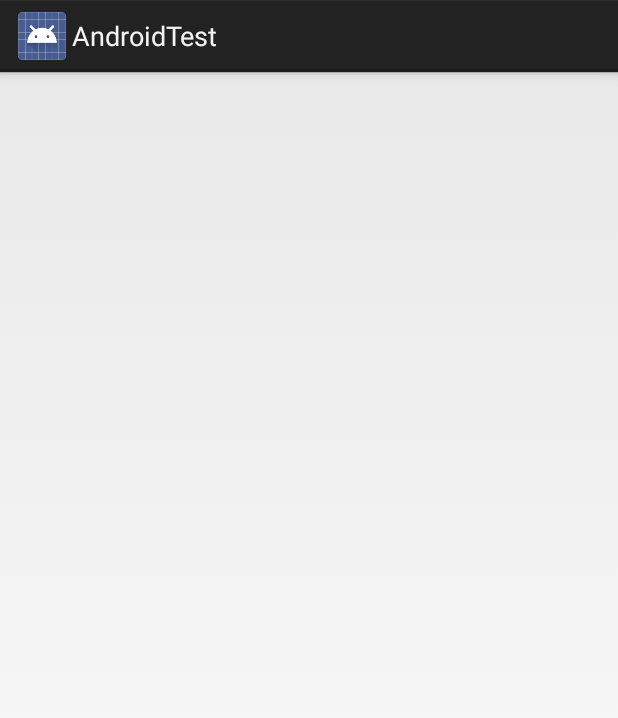
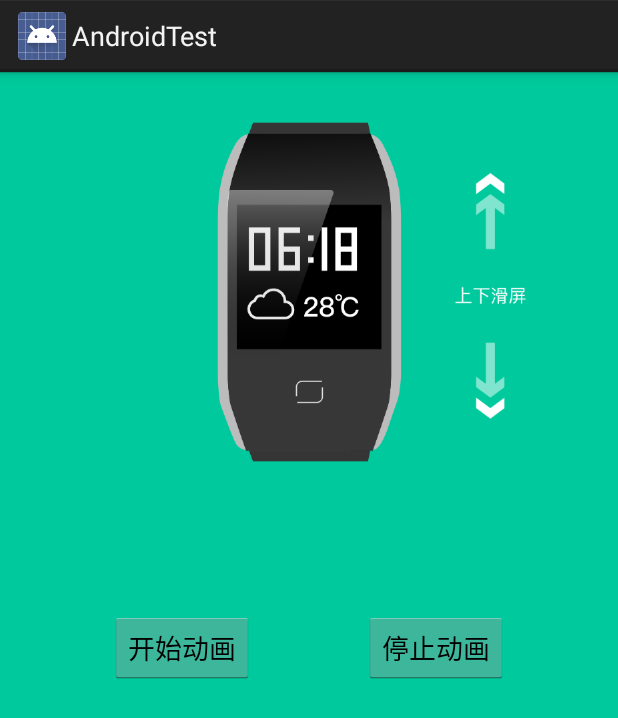
Before and after one commit to qiaolw/AndroidTest, an Android app: the QWTouchAty screen opened directly, with no data from a screen before it, on a phone screen of 412 x 824 dp. Shown: the top 718 px of the screen. Run offline under Robolectric (Android 15) with nearby library versions, the phone set to English and light mode, and no system bars; our stand-ins replace ButterKnife.

Commit message:
test frame anmim

```diff
--- a/app/src/main/java/com/ydzncd/androidtest/QWTouchAty.java
+++ b/app/src/main/java/com/ydzncd/androidtest/QWTouchAty.java
@@ -1,9 +1,15 @@
 package com.ydzncd.androidtest;
 
 import android.app.Activity;
+import android.graphics.drawable.AnimationDrawable;
 import android.os.Bundle;
 import android.util.Log;
 import android.view.MotionEvent;
+import android.widget.ImageView;
+
+import butterknife.BindView;
+import butterknife.ButterKnife;
+import butterknife.OnClick;
 
 /**
  * 参考博客
@@ -11,12 +17,17 @@ import android.view.MotionEvent;
  */
 
 public class QWTouchAty extends Activity {
-
+    @BindView(R.id.iv_FrameAnimation_01)
+    ImageView mFrameAnimIv;
+    private AnimationDrawable animationDrawable;
     @Override
     protected void onCreate(Bundle savedInstanceState) {
         super.onCreate(savedInstanceState);
         setContentView(R.layout.activity_qwtouch_aty);
 
+        ButterKnife.bind(this);
+
+        animationDrawable = (AnimationDrawable)mFrameAnimIv.getBackground();
     }
 
     @Override
@@ -24,4 +35,17 @@ public class QWTouchAty extends Activity {
         Log.e("qob", "dispatchTouchEvent " + ev.toString());
         return super.dispatchTouchEvent(ev);
     }
+
+    @OnClick(R.id.bt_start_anim)
+    public void onStartAnimClick(){
+        if (animationDrawable != null && !animationDrawable.isRunning()){
+            animationDrawable.start();
+        }
+    }
+    @OnClick(R.id.bt_stop_anim)
+    public void onStopAnimClick(){
+        if (animationDrawable != null && animationDrawable.isRunning()){
+            animationDrawable.stop();
+        }
+    }
 }
--- /dev/null
+++ b/app/src/main/res/drawable/frame_anim.xml
@@ -0,0 +1,22 @@
+<?xml version="1.0" encoding="utf-8"?>
+<animation-list xmlns:android="http://schemas.android.com/apk/res/android"
+    android:oneshot="false" >
+
+    <!-- animation-list 帧动画 -->
+    <!-- android:oneshot的值为 false代表播放多次，true代表只播放一次 -->
+    <!-- duration代表每张图片的播放时间 ,定义一个持续时间为50毫秒的动画帧 -->
+    <item
+        android:drawable="@mipmap/yd618_guide_01"
+        android:duration="500"/>
+    <item
+        android:drawable="@mipmap/yd618_guide_02"
+        android:duration="500"/>
+    <item
+        android:drawable="@mipmap/yd618_guide_03"
+        android:duration="500"/>
+    <item
+        android:drawable="@mipmap/yd618_guide_04"
+        android:duration="500"/>
+    <item
+        android:drawable="@mipmap/yd618_guide_05" android:duration="50"/>
+</animation-list>
--- a/app/src/main/res/layout/activity_qwtouch_aty.xml
+++ b/app/src/main/res/layout/activity_qwtouch_aty.xml
@@ -4,6 +4,33 @@
     xmlns:tools="http://schemas.android.com/tools"
     android:layout_width="match_parent"
     android:layout_height="match_parent"
+    android:background="@color/green_yd"
     tools:context=".QWTouchAty">
 
+    <ImageView
+        android:id="@+id/iv_FrameAnimation_01"
+        app:layout_constraintTop_toTopOf="parent"
+        app:layout_constraintLeft_toLeftOf="parent"
+        app:layout_constraintRight_toRightOf="parent"
+        android:background="@drawable/frame_anim"
+        android:layout_width="351dp"
+        android:layout_height="360dp" />
+
+    <Button
+        android:id="@+id/bt_start_anim"
+        app:layout_constraintTop_toBottomOf="@+id/iv_FrameAnimation_01"
+        app:layout_constraintLeft_toLeftOf="parent"
+        app:layout_constraintRight_toLeftOf="@+id/bt_stop_anim"
+        android:text="开始动画"
+        android:layout_width="wrap_content"
+        android:layout_height="wrap_content" />
+    <Button
+        android:id="@+id/bt_stop_anim"
+        app:layout_constraintTop_toBottomOf="@+id/iv_FrameAnimation_01"
+        app:layout_constraintRight_toRightOf="parent"
+        app:layout_constraintLeft_toRightOf="@+id/bt_start_anim"
+        android:text="停止动画"
+        android:layout_width="wrap_content"
+        android:layout_height="wrap_content" />
+
 </android.support.constraint.ConstraintLayout>
--- a/app/src/main/res/values/colors.xml
+++ b/app/src/main/res/values/colors.xml
@@ -8,4 +8,5 @@
     <color name="red">#222222</color>
     <color name="defaultDark">#EFEFEF</color>
     <color name="clearColor">#00FFFFFF</color>
+    <color name="green_yd">#00ca9d</color>
 </resources>
```
Also changed, not shown: app/src/main/res/mipmap-xhdpi/yd618_guide_01.png (added), app/src/main/res/mipmap-xhdpi/yd618_guide_02.png (added), app/src/main/res/mipmap-xhdpi/yd618_guide_03.png (added), app/src/main/res/mipmap-xhdpi/yd618_guide_04.png (added), app/src/main/res/mipmap-xhdpi/yd618_guide_05.png (added), app/src/main/res/mipmap-xhdpi/yd618_guide_06.png (added), app/src/main/res/mipmap-xhdpi/yd618_guide_07.png (added), app/src/main/res/mipmap-xhdpi/yd618_guide_08.png (added).
